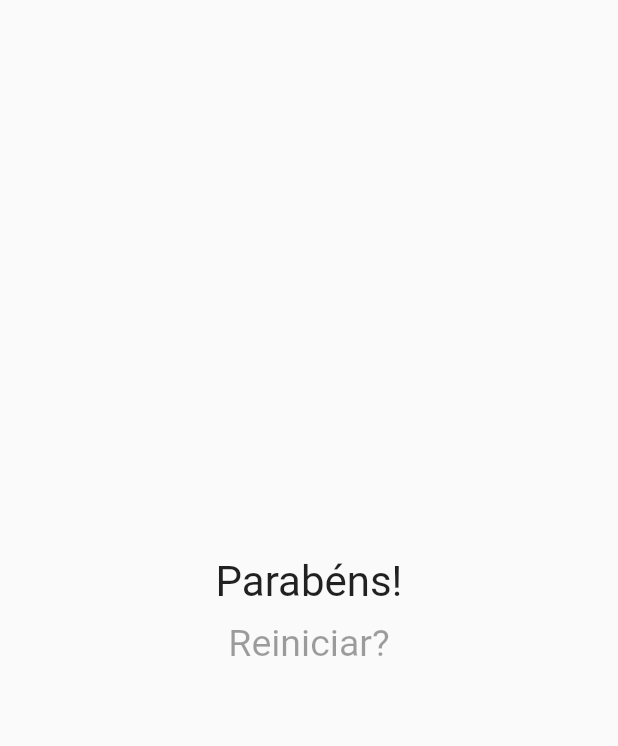
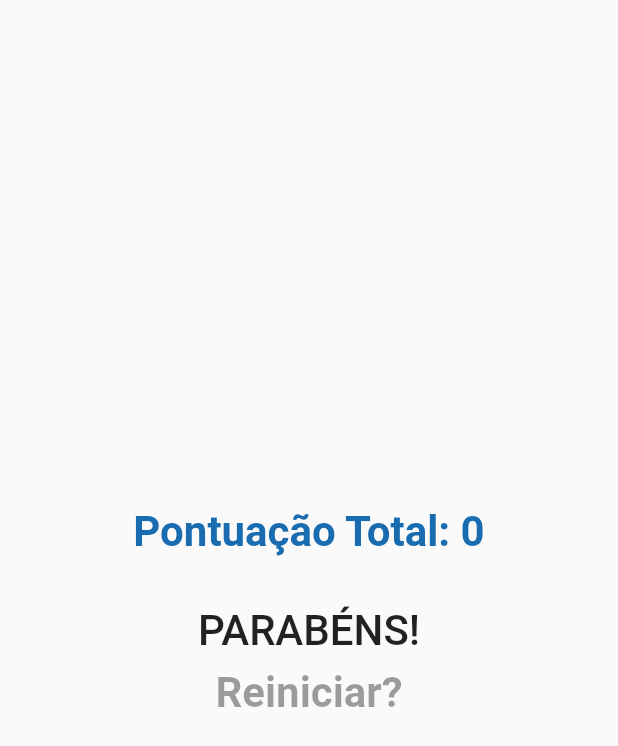
Before and after one commit to JhollRibeiro/Curso-Fluter-Cod3r, a Flutter app: the Resultados widget shown alone on an empty page, opened directly, on a phone screen of 412 x 824 dp. Shown: the top 746 px of the screen. Run offline on Flutter 3.47's test engine with Material 2 defaults, Android fonts, the phone set to English and light mode, and no system bars.

Commit message:
Algumas farmatações pessoais

```diff
--- a/lib/main.dart
+++ b/lib/main.dart
@@ -31,9 +31,9 @@ class _PerguntaAppState extends State<PerguntaApp> {
     {
       'texto': 'Qual é o seu instrutor favorito?',
       'respostas': [
-        {'texto': 'Leo', 'pontuacao': 10},
+        {'texto': 'João', 'pontuacao': 10},
         {'texto': 'Maria', 'pontuacao': 5},
-        {'texto': 'João', 'pontuacao': 3},
+        {'texto': 'Leo', 'pontuacao': 3},
         {'texto': 'Pedro', 'pontuacao': 1},
       ]
     },
--- a/lib/resultados.dart
+++ b/lib/resultados.dart
@@ -29,15 +29,29 @@ class Resultados extends StatelessWidget {
       children: [
         Center(
           child: Text(
-            fraseResultado,
-            style: const TextStyle(fontSize: 28),
+            'Pontuação Total: $pontuacao\n',
+            style: const TextStyle(
+              fontSize: 28,
+              color: Color.fromARGB(255, 26, 108, 176),
+              fontWeight: FontWeight.bold,
+            ),
+          ),
+        ),
+        Center(
+          child: Text(
+            fraseResultado.toUpperCase(),
+            style: const TextStyle(
+              fontSize: 28,
+              fontWeight: FontWeight.w500,
+            ),
           ),
         ),
         TextButton(
           style: TextButton.styleFrom(
-            foregroundColor: Colors.green,
+            foregroundColor: const Color.fromARGB(255, 50, 179, 55),
             textStyle: const TextStyle(
-              fontSize: 25,
+              fontSize: 28,
+              fontWeight: FontWeight.bold,
             ),
           ),
           onPressed: quandoReiniciarQuestionario,
```
